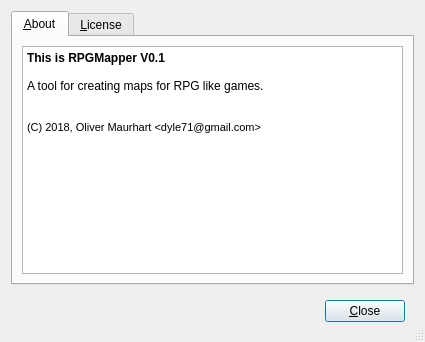
Before: the Qt Designer form bin/view/aboutdialog.ui in dyle/rpgmapper, drawn with Qt 5.
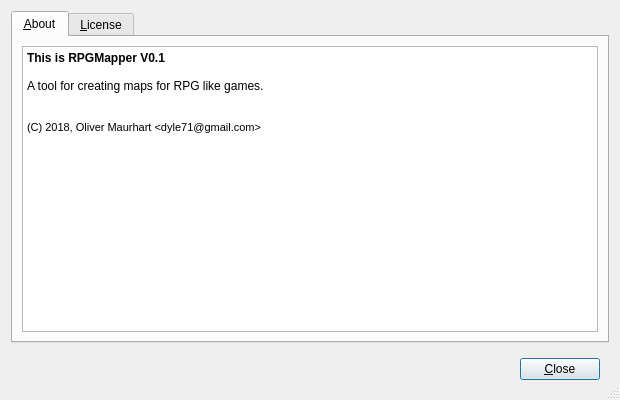
After: the same form once the commit is applied.

Commit message: better initial size for the about dialog

Patch:
```diff
--- a/bin/view/aboutdialog.ui
+++ b/bin/view/aboutdialog.ui
@@ -6,8 +6,8 @@
    <rect>
     <x>0</x>
     <y>0</y>
-    <width>425</width>
-    <height>342</height>
+    <width>620</width>
+    <height>400</height>
    </rect>
   </property>
   <property name="windowTitle">
```
